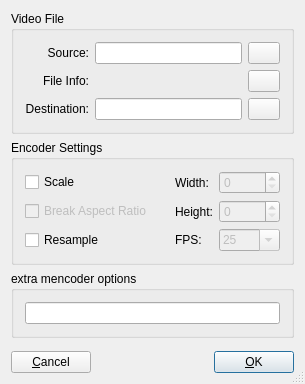
Above: src/qt-gui/importdialog.ui from x42/xjadeo before the change. Below: the same form after it.
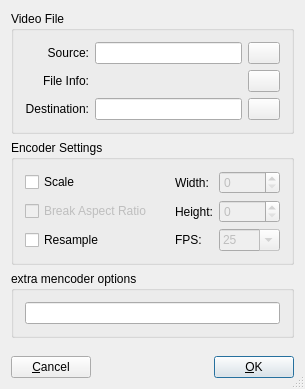
That is the form after the change. Icons and pictures are not drawn.

Diff of the .ui file:
```diff
--- a/src/qt-gui/importdialog.ui
+++ b/src/qt-gui/importdialog.ui
@@ -7,7 +7,7 @@
     <x>0</x>
     <y>0</y>
     <width>303</width>
-    <height>384</height>
+    <height>389</height>
    </rect>
   </property>
   <property name="windowTitle">
```
Left out of the diff: 16 changed lines with no effect on the pictures.
